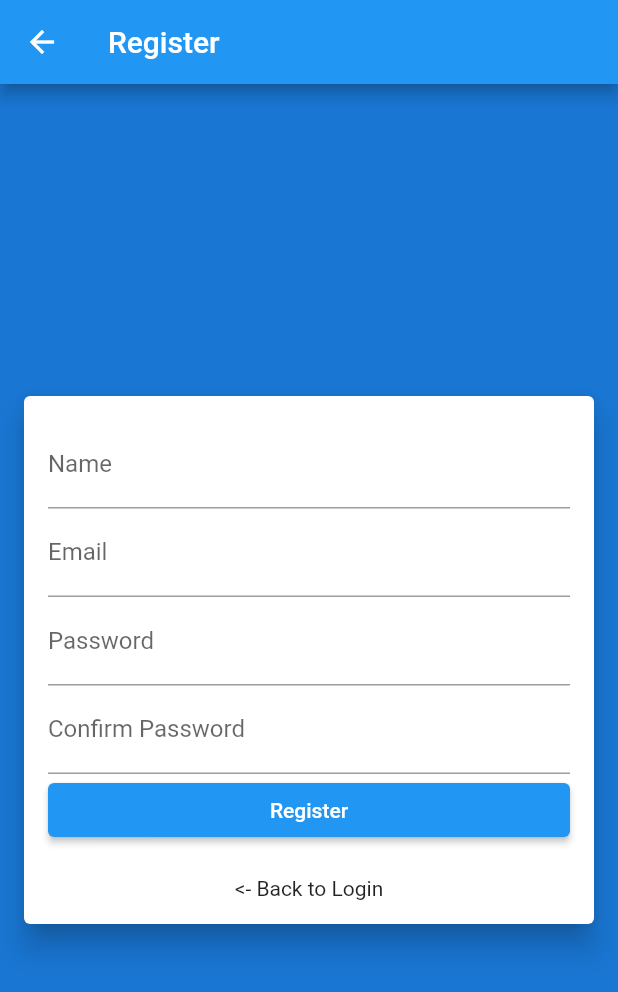
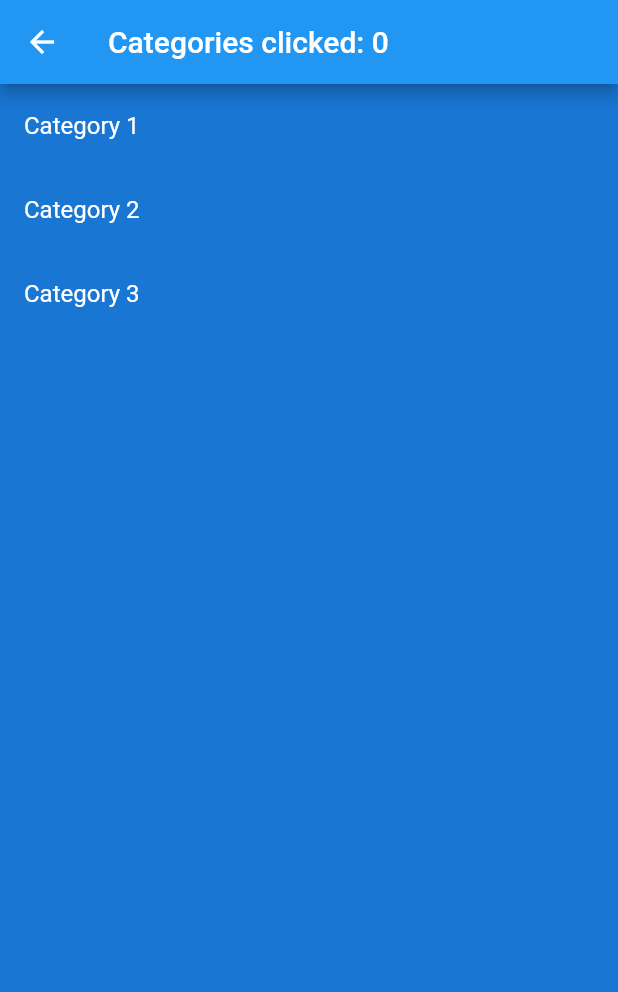
Before and after one commit to farid-maulana/learn-LaravelXFlutter, a Flutter app: the Register screen opened by its route, after a tap on "Register", on a phone screen of 412 x 824 dp. Shown: the top 992 px of the screen. Run offline on Flutter 3.47's test engine with Material 2 defaults, Android fonts, the phone set to English and light mode, and no system bars.

Commit message:
Create categories screen

```diff
--- a/flutter_app/lib/main.dart
+++ b/flutter_app/lib/main.dart
@@ -1,5 +1,6 @@
 // ignore_for_file: prefer_const_constructors
 import 'package:flutter/material.dart';
+import 'package:flutter_app/screens/categories.dart';
 import 'package:flutter_app/screens/login.dart';
 import 'package:flutter_app/screens/register.dart';
 
@@ -16,6 +17,7 @@ class MyApp extends StatelessWidget {
       routes: {
         '/login': (context) => Login(),
         '/register': (context) => Register(),
+        '/categories': (context) => Categories(),
       },
     );
   }
--- /dev/null
+++ b/flutter_app/lib/screens/categories.dart
@@ -0,0 +1,47 @@
+// ignore_for_file: prefer_const_constructors
+import 'package:flutter/material.dart';
+
+class Categories extends StatefulWidget {
+  const Categories({Key? key}) : super(key: key);
+
+  @override
+  State<Categories> createState() => _CategoriesState();
+}
+
+class _CategoriesState extends State<Categories> {
+  final List<String> categories = [
+    'Category 1',
+    'Category 2',
+    'Category 3',
+  ];
+
+  int clicked = 0;
+
+  @override
+  Widget build(BuildContext context) {
+    return Scaffold(
+      appBar: AppBar(
+        title: Text('Categories clicked: ' + clicked.toString()),
+      ),
+      body: Container(
+        color: Theme.of(context).primaryColorDark,
+        child: Center(
+          child: ListView.builder(
+            itemCount: categories.length,
+            itemBuilder: (BuildContext context, int index) {
+              return ListTile(
+                title: Text(
+                  categories[index],
+                  style: TextStyle(
+                    color: Colors.white,
+                  ),
+                ),
+                onTap: () => setState(() => clicked++),
+              );
+            },
+          ),
+        ),
+      ),
+    );
+  }
+}
--- a/flutter_app/lib/screens/register.dart
+++ b/flutter_app/lib/screens/register.dart
@@ -47,7 +47,9 @@ class Register extends StatelessWidget {
                       ),
                     ),
                     ElevatedButton(
-                      onPressed: () => print('Login clicked'),
+                      onPressed: () {
+                        Navigator.pushNamed(context, '/categories');
+                      },
                       child: Text('Register'),
                       style: ElevatedButton.styleFrom(
                         minimumSize: Size(double.infinity, 36),
```
